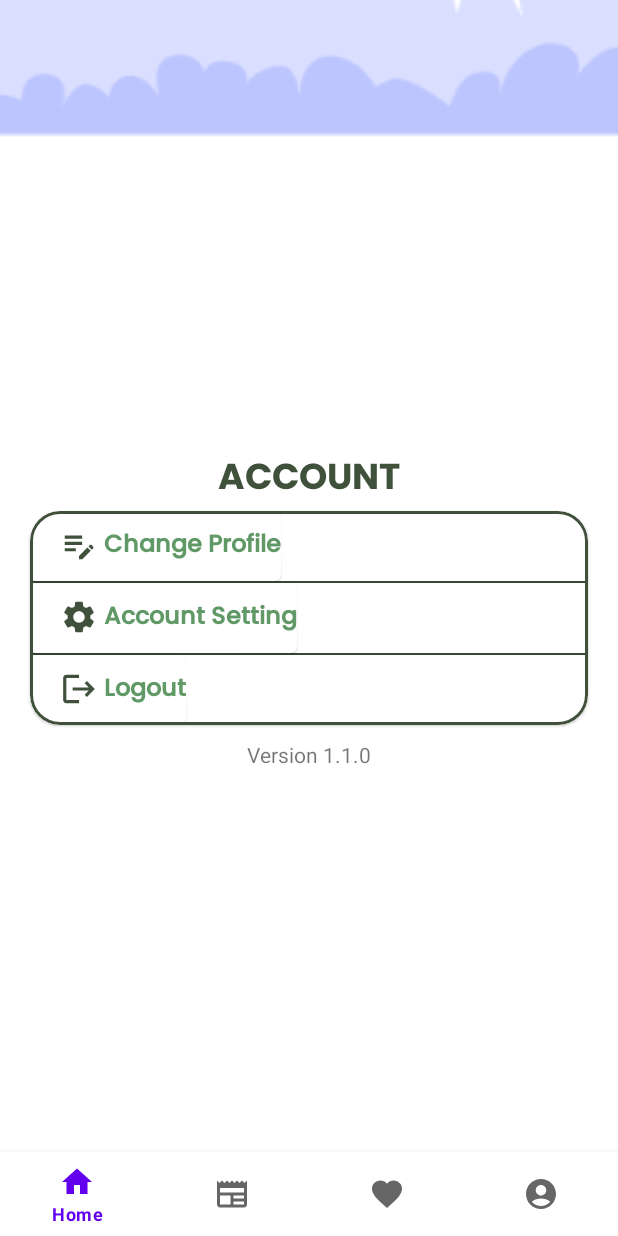
After one commit to dheevvvv/RajagaluhKidulApps, an Android app: the AccountFragment screen opened through its navigation route, on a phone screen of 412 x 824 dp. The commit adds this screen. Run offline under Robolectric (Android 15) with nearby library versions, the phone set to English and light mode, and no system bars; our stand-ins replace Dagger/Hilt's generated code, Room's generated code; libraries missing offline, so code that uses them is left out: androidx.room.util.

Commit message:
slicing account

```diff
--- a/app/src/main/java/com/raduldul/rajagaluhkidul/MainActivity.kt
+++ b/app/src/main/java/com/raduldul/rajagaluhkidul/MainActivity.kt
@@ -2,12 +2,30 @@ package com.raduldul.rajagaluhkidul
 
 import androidx.appcompat.app.AppCompatActivity
 import android.os.Bundle
+import androidx.lifecycle.lifecycleScope
+import com.raduldul.rajagaluhkidul.datastore_preferences.UserManager
 import dagger.hilt.android.AndroidEntryPoint
+import kotlinx.coroutines.flow.first
+import kotlinx.coroutines.launch
 
 @AndroidEntryPoint
 class MainActivity : AppCompatActivity() {
+    private lateinit var userManager: UserManager
     override fun onCreate(savedInstanceState: Bundle?) {
         super.onCreate(savedInstanceState)
         setContentView(R.layout.activity_main)
+        userManager = UserManager.getInstance(this)
+    }
+
+    @Deprecated("Deprecated in Java")
+    override fun onBackPressed() {
+        lifecycleScope.launch {
+            if (userManager.isLoggedIn().first()){
+                super.onBackPressed() // Perilaku "back" default ketika dalam sesi login
+            }
+            else{
+                moveTaskToBack(true)  // Keluar dari aplikasi ketika sudah logout
+            }
+        }
     }
 }
--- /dev/null
+++ b/app/src/main/java/com/raduldul/rajagaluhkidul/view/AccountFragment.kt
@@ -0,0 +1,44 @@
+package com.raduldul.rajagaluhkidul.view
+
+import android.os.Bundle
+import androidx.fragment.app.Fragment
+import android.view.LayoutInflater
+import android.view.View
+import android.view.ViewGroup
+import android.widget.Toast
+import androidx.navigation.fragment.findNavController
+import com.raduldul.rajagaluhkidul.R
+import com.raduldul.rajagaluhkidul.databinding.FragmentAccountBinding
+import com.raduldul.rajagaluhkidul.datastore_preferences.UserManager
+import kotlinx.coroutines.GlobalScope
+import kotlinx.coroutines.async
+
+
+class AccountFragment : Fragment() {
+    private lateinit var binding: FragmentAccountBinding
+    private lateinit var userManager: UserManager
+
+    override fun onCreateView(
+        inflater: LayoutInflater, container: ViewGroup?,
+        savedInstanceState: Bundle?
+    ): View? {
+        // Inflate the layout for this fragment
+        binding = FragmentAccountBinding.inflate(layoutInflater, container, false)
+        return binding.root
+    }
+
+    override fun onViewCreated(view: View, savedInstanceState: Bundle?) {
+        super.onViewCreated(view, savedInstanceState)
+        userManager = UserManager.getInstance(requireContext())
+
+        binding.clLogout.setOnClickListener {
+            GlobalScope.async {
+                userManager.clearData()
+            }
+            findNavController().navigate(R.id.action_accountFragment_to_loginFragment)
+            Toast.makeText(requireContext(), "Logout Berhasil, Anda telah Logout", Toast.LENGTH_SHORT).show()
+        }
+
+    }
+
+}
--- a/app/src/main/java/com/raduldul/rajagaluhkidul/view/HomeFragment.kt
+++ b/app/src/main/java/com/raduldul/rajagaluhkidul/view/HomeFragment.kt
@@ -19,6 +19,20 @@ class HomeFragment : Fragment() {
         // Inflate the layout for this fragment
         binding = FragmentHomeBinding.inflate(layoutInflater, container, false)
         return binding.root
+
+    }
+
+    override fun onViewCreated(view: View, savedInstanceState: Bundle?) {
+        super.onViewCreated(view, savedInstanceState)
+
+        binding.bottomNavigation.setOnNavigationItemSelectedListener { item->
+            when(item.itemId) {
+                R.id.account -> {
+                    //
+                    true
+                } else -> false
+            }
+        }
     }
 
 }
--- /dev/null
+++ b/app/src/main/res/drawable/baseline_edit_note_24.xml
@@ -0,0 +1,5 @@
+<vector android:height="24dp" android:tint="#000000"
+    android:viewportHeight="24" android:viewportWidth="24"
+    android:width="24dp" xmlns:android="http://schemas.android.com/apk/res/android">
+    <path android:fillColor="@android:color/white" android:pathData="M3,10h11v2H3V10zM3,8h11V6H3V8zM3,16h7v-2H3V16zM18.01,12.87l0.71,-0.71c0.39,-0.39 1.02,-0.39 1.41,0l0.71,0.71c0.39,0.39 0.39,1.02 0,1.41l-0.71,0.71L18.01,12.87zM17.3,13.58l-5.3,5.3V21h2.12l5.3,-5.3L17.3,13.58z"/>
+</vector>
--- /dev/null
+++ b/app/src/main/res/drawable/baseline_logout_24.xml
@@ -0,0 +1,5 @@
+<vector android:autoMirrored="true" android:height="24dp"
+    android:tint="#000000" android:viewportHeight="24"
+    android:viewportWidth="24" android:width="24dp" xmlns:android="http://schemas.android.com/apk/res/android">
+    <path android:fillColor="@android:color/white" android:pathData="M17,7l-1.41,1.41L18.17,11H8v2h10.17l-2.58,2.58L17,17l5,-5zM4,5h8V3H4c-1.1,0 -2,0.9 -2,2v14c0,1.1 0.9,2 2,2h8v-2H4V5z"/>
+</vector>
--- /dev/null
+++ b/app/src/main/res/drawable/baseline_settings_24.xml
@@ -0,0 +1,5 @@
+<vector android:height="24dp" android:tint="#000000"
+    android:viewportHeight="24" android:viewportWidth="24"
+    android:width="24dp" xmlns:android="http://schemas.android.com/apk/res/android">
+    <path android:fillColor="@android:color/white" android:pathData="M19.14,12.94c0.04,-0.3 0.06,-0.61 0.06,-0.94c0,-0.32 -0.02,-0.64 -0.07,-0.94l2.03,-1.58c0.18,-0.14 0.23,-0.41 0.12,-0.61l-1.92,-3.32c-0.12,-0.22 -0.37,-0.29 -0.59,-0.22l-2.39,0.96c-0.5,-0.38 -1.03,-0.7 -1.62,-0.94L14.4,2.81c-0.04,-0.24 -0.24,-0.41 -0.48,-0.41h-3.84c-0.24,0 -0.43,0.17 -0.47,0.41L9.25,5.35C8.66,5.59 8.12,5.92 7.63,6.29L5.24,5.33c-0.22,-0.08 -0.47,0 -0.59,0.22L2.74,8.87C2.62,9.08 2.66,9.34 2.86,9.48l2.03,1.58C4.84,11.36 4.8,11.69 4.8,12s0.02,0.64 0.07,0.94l-2.03,1.58c-0.18,0.14 -0.23,0.41 -0.12,0.61l1.92,3.32c0.12,0.22 0.37,0.29 0.59,0.22l2.39,-0.96c0.5,0.38 1.03,0.7 1.62,0.94l0.36,2.54c0.05,0.24 0.24,0.41 0.48,0.41h3.84c0.24,0 0.44,-0.17 0.47,-0.41l0.36,-2.54c0.59,-0.24 1.13,-0.56 1.62,-0.94l2.39,0.96c0.22,0.08 0.47,0 0.59,-0.22l1.92,-3.32c0.12,-0.22 0.07,-0.47 -0.12,-0.61L19.14,12.94zM12,15.6c-1.98,0 -3.6,-1.62 -3.6,-3.6s1.62,-3.6 3.6,-3.6s3.6,1.62 3.6,3.6S13.98,15.6 12,15.6z"/>
+</vector>
--- /dev/null
+++ b/app/src/main/res/layout/fragment_account.xml
@@ -0,0 +1,198 @@
+<androidx.constraintlayout.widget.ConstraintLayout xmlns:android="http://schemas.android.com/apk/res/android"
+    xmlns:tools="http://schemas.android.com/tools"
+    android:layout_width="match_parent"
+    android:layout_height="match_parent"
+    xmlns:app="http://schemas.android.com/apk/res-auto"
+    tools:context=".view.AccountFragment">
+
+    <androidx.constraintlayout.widget.ConstraintLayout
+        android:layout_width="wrap_content"
+        android:layout_height="match_parent"
+        android:background="@drawable/background"
+        app:layout_constraintStart_toStartOf="parent"
+        app:layout_constraintTop_toTopOf="parent">
+
+        <com.google.android.material.textview.MaterialTextView
+            android:id="@+id/tv_sign_account"
+            android:layout_width="match_parent"
+            android:layout_height="wrap_content"
+            android:text="@string/account"
+            android:textColor="@color/earth_02"
+            android:textSize="24sp"
+            android:fontFamily="@font/poppins_bold"
+            app:textAllCaps="true"
+            app:layout_constraintStart_toStartOf="parent"
+            app:layout_constraintEnd_toEndOf="parent"
+            app:layout_constraintBottom_toTopOf="@id/cv_account" />
+
+        <com.google.android.material.card.MaterialCardView
+            android:id="@+id/cv_account"
+            android:layout_width="match_parent"
+            android:layout_height="wrap_content"
+            android:layout_margin="20dp"
+            app:strokeColor="@color/earth_02"
+            app:strokeWidth="2dp"
+            app:cardCornerRadius="20dp"
+            app:layout_constraintStart_toStartOf="parent"
+            app:layout_constraintBottom_toBottomOf="parent"
+            app:layout_constraintEnd_toEndOf="parent"
+            app:layout_constraintTop_toTopOf="parent">
+
+            <androidx.constraintlayout.widget.ConstraintLayout
+                android:layout_width="wrap_content"
+                android:layout_height="wrap_content">
+
+                <com.google.android.material.card.MaterialCardView
+                    android:id="@+id/cv_change_profile"
+                    android:layout_width="wrap_content"
+                    android:layout_height="wrap_content"
+                    app:layout_constraintStart_toStartOf="parent"
+                    app:layout_constraintTop_toTopOf="parent">
+                    <androidx.constraintlayout.widget.ConstraintLayout
+                        android:id="@+id/cl_change_profile"
+                        android:layout_width="wrap_content"
+                        android:layout_height="wrap_content"
+                        android:layout_marginStart="20dp"
+                        android:layout_marginVertical="10dp">
+                        <com.google.android.material.imageview.ShapeableImageView
+                            android:id="@+id/ic_change_profile"
+                            android:layout_width="25dp"
+                            android:layout_height="25dp"
+                            android:src="@drawable/baseline_edit_note_24"
+                            android:tint="@color/earth_02"
+                            app:layout_constraintStart_toStartOf="parent"
+                            app:layout_constraintTop_toTopOf="parent"/>
+
+                        <com.google.android.material.textview.MaterialTextView
+                            android:id="@+id/tv_change_profile"
+                            android:layout_width="wrap_content"
+                            android:layout_height="wrap_content"
+                            android:layout_marginHorizontal="4dp"
+                            android:text="@string/change_profile"
+                            android:textColor="@color/earth_03"
+                            android:textSize="16sp"
+                            android:fontFamily="@font/poppins_medium"
+                            android:textStyle="bold"
+                            app:layout_constraintStart_toEndOf="@id/ic_change_profile"
+                            app:layout_constraintTop_toTopOf="parent"
+                            app:layout_constraintBottom_toBottomOf="parent"/>
+                    </androidx.constraintlayout.widget.ConstraintLayout>
+
+                </com.google.android.material.card.MaterialCardView>
+
+                <com.google.android.material.divider.MaterialDivider
+                    android:id="@+id/divider1"
+                    android:layout_width="match_parent"
+                    android:layout_height="1dp"
+                    android:background="@color/earth_02"
+                    app:layout_constraintStart_toStartOf="parent"
+                    app:layout_constraintTop_toBottomOf="@id/cv_change_profile"/>
+
+                <com.google.android.material.card.MaterialCardView
+                    android:id="@+id/cv_settings_account"
+                    android:layout_width="wrap_content"
+                    android:layout_height="wrap_content"
+                    app:layout_constraintStart_toStartOf="parent"
+                    app:layout_constraintTop_toBottomOf="@id/divider1">
+                    <androidx.constraintlayout.widget.ConstraintLayout
+                        android:id="@+id/cl_settings_account"
+                        android:layout_width="wrap_content"
+                        android:layout_height="wrap_content"
+                        android:layout_marginStart="20dp"
+                        android:layout_marginVertical="10dp">
+                        <com.google.android.material.imageview.ShapeableImageView
+                            android:id="@+id/ic_settings_account"
+                            android:layout_width="25dp"
+                            android:layout_height="25dp"
+                            android:src="@drawable/baseline_settings_24"
+                            android:tint="@color/earth_02"
+                            app:layout_constraintStart_toStartOf="parent"
+                            app:layout_constraintTop_toTopOf="parent"/>
+
+                        <com.google.android.material.textview.MaterialTextView
+                            android:id="@+id/tv_settings_account"
+                            android:layout_width="wrap_content"
+                            android:layout_height="wrap_content"
+                            android:layout_marginHorizontal="4dp"
+                            android:text="@string/account_setting"
+                            android:textColor="@color/earth_03"
+                            android:textSize="16sp"
+                            android:fontFamily="@font/poppins_medium"
+                            android:textStyle="bold"
+                            app:layout_constraintStart_toEndOf="@id/ic_settings_account"
+                            app:layout_constraintTop_toTopOf="parent"
+                            app:layout_constraintBottom_toBottomOf="parent"/>
+                    </androidx.constraintlayout.widget.ConstraintLayout>
+                </com.google.android.material.card.MaterialCardView>
+
+                <com.google.android.material.divider.MaterialDivider
+                    android:id="@+id/divider2"
+                    android:layout_width="match_parent"
+                    android:layout_height="1dp"
+                    android:background="@color/earth_02"
+                    app:layout_constraintStart_toStartOf="parent"
+                    app:layout_constraintTop_toBottomOf="@id/cv_settings_account"/>
+
+                <com.google.android.material.card.MaterialCardView
+                    android:id="@+id/cv_logout"
+                    android:layout_width="wrap_content"
+                    android:layout_height="wrap_content"
+                    app:layout_constraintStart_toStartOf="parent"
+                    app:layout_constraintTop_toBottomOf="@id/divider2">
+                    <androidx.constraintlayout.widget.ConstraintLayout
+                        android:id="@+id/cl_logout"
+                        android:layout_width="wrap_content"
+                        android:layout_height="wrap_content"
+                        android:layout_marginStart="20dp"
+                        android:layout_marginVertical="10dp">
+                        <com.google.android.material.imageview.ShapeableImageView
+                            android:id="@+id/ic_logout"
+                            android:layout_width="25dp"
+                            android:layout_height="25dp"
+                            android:src="@drawable/baseline_logout_24"
+                            android:tint="@color/earth_02"
+                            app:layout_constraintStart_toStartOf="parent"
+                            app:layout_constraintTop_toTopOf="parent"/>
+
+                        <com.google.android.material.textview.MaterialTextView
+                            android:id="@+id/tv_logout"
+                            android:layout_width="wrap_content"
+                            android:layout_height="wrap_content"
+                            android:layout_marginHorizontal="4dp"
+                            android:text="@string/logout"
+                            android:textColor="@color/earth_03"
+                            android:textSize="16sp"
+                            android:fontFamily="@font/poppins_medium"
+                            android:textStyle="bold"
+                            app:layout_constraintStart_toEndOf="@id/ic_logout"
+                            app:layout_constraintTop_toTopOf="parent"
+                            app:layout_constraintBottom_toBottomOf="parent"/>
+                    </androidx.constraintlayout.widget.ConstraintLayout>
+
+                </com.google.android.material.card.MaterialCardView>
+
+            </androidx.constraintlayout.widget.ConstraintLayout>
+
+        </com.google.android.material.card.MaterialCardView>
+
+        <com.google.android.material.textview.MaterialTextView
+            android:id="@+id/tv_version"
+            android:layout_width="wrap_content"
+            android:layout_height="wrap_content"
+            android:text="@string/version_1_1_0"
+            android:textSize="14sp"
+            android:paddingVertical="10dp"
+            app:layout_constraintStart_toStartOf="parent"
+            app:layout_constraintEnd_toEndOf="parent"
+            app:layout_constraintTop_toBottomOf="@id/cv_account"/>
+
+    </androidx.constraintlayout.widget.ConstraintLayout>
+    <com.google.android.material.bottomnavigation.BottomNavigationView
+        android:id="@+id/bottom_navigation"
+        android:layout_width="match_parent"
+        android:layout_height="wrap_content"
+        app:layout_constraintBottom_toBottomOf="parent"
+        app:menu="@menu/bottom_navigation_menu"
+        android:layout_gravity="bottom"/>
+
+</androidx.constraintlayout.widget.ConstraintLayout>
--- a/app/src/main/res/navigation/main_navigation.xml
+++ b/app/src/main/res/navigation/main_navigation.xml
@@ -44,5 +44,18 @@
         android:id="@+id/homeFragment"
         android:name="com.raduldul.rajagaluhkidul.view.HomeFragment"
         android:label="fragment_home"
-        tools:layout="@layout/fragment_home" />
+        tools:layout="@layout/fragment_home" >
+        <action
+            android:id="@+id/action_homeFragment_to_accountFragment"
+            app:destination="@id/accountFragment" />
+    </fragment>
+    <fragment
+        android:id="@+id/accountFragment"
+        android:name="com.raduldul.rajagaluhkidul.view.AccountFragment"
+        android:label="fragment_account"
+        tools:layout="@layout/fragment_account" >
+        <action
+            android:id="@+id/action_accountFragment_to_loginFragment"
+            app:destination="@id/loginFragment" />
+    </fragment>
 </navigation>
--- a/app/src/main/res/values/strings.xml
+++ b/app/src/main/res/values/strings.xml
@@ -28,4 +28,8 @@
     <string name="berita">Berita</string>
     <string name="favourite">Favourite</string>
     <string name="account">Account</string>
+    <string name="change_profile">Change Profile</string>
+    <string name="account_setting">Account Setting</string>
+    <string name="logout">Logout</string>
+    <string name="version_1_1_0">Version 1.1.0</string>
 </resources>
```
Also changed, not shown: app/src/main/res/drawable/background.png (added).
